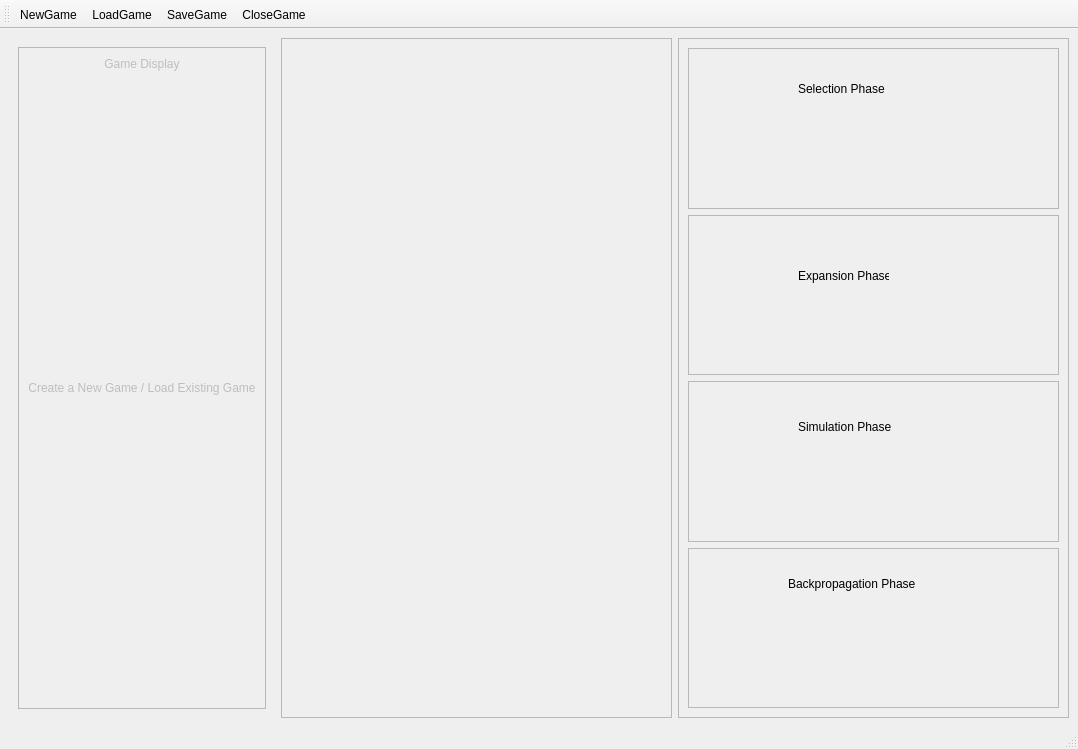
Old version of the form UI/Layouts/MainWindow/MainWindow.ui in the repository SasankPeetha8/AI_Visualizer.
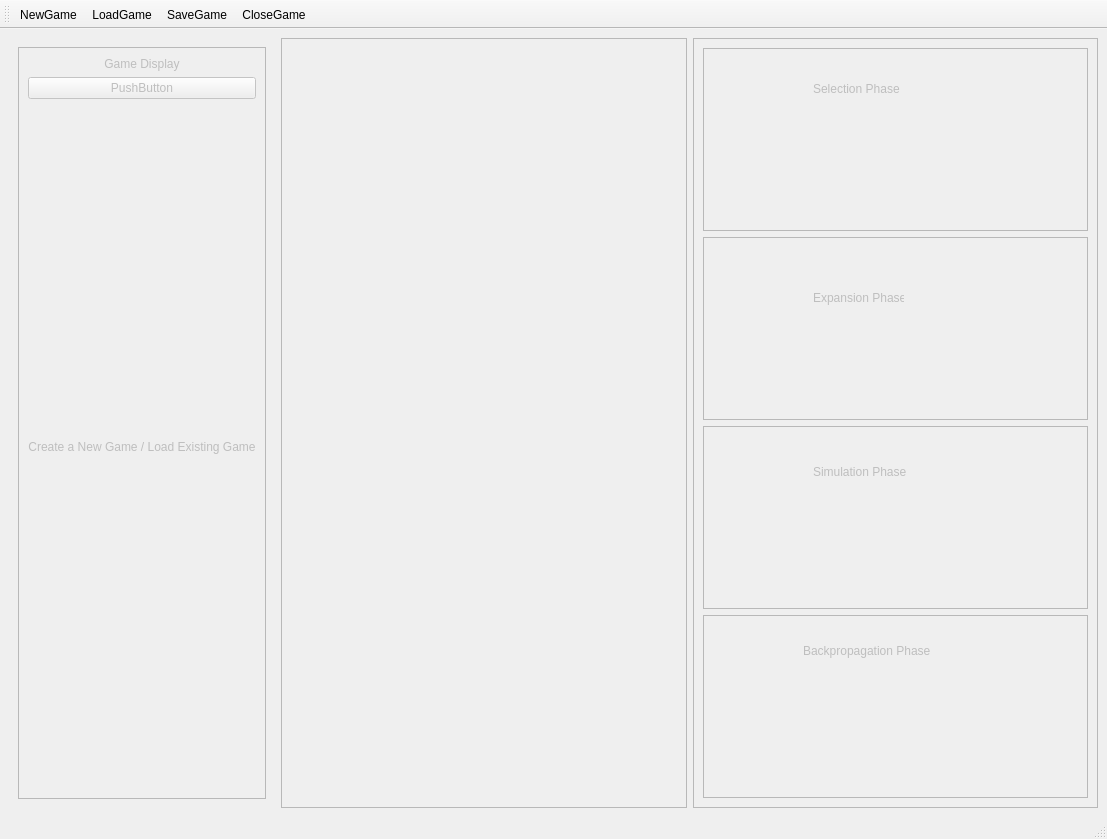
New version of the form. Icons and pictures are not drawn.

```diff
--- a/UI/Layouts/MainWindow/MainWindow.ui
+++ b/UI/Layouts/MainWindow/MainWindow.ui
@@ -6,8 +6,8 @@
    <rect>
     <x>0</x>
     <y>0</y>
-    <width>1078</width>
-    <height>749</height>
+    <width>1107</width>
+    <height>839</height>
    </rect>
   </property>
   <property name="windowTitle">
@@ -15,7 +15,7 @@
   </property>
   <widget class="QWidget" name="centralwidget">
    <property name="enabled">
-    <bool>true</bool>
+    <bool>false</bool>
    </property>
    <layout class="QHBoxLayout" name="horizontalLayout">
     <item>
@@ -64,6 +64,13 @@
             </property>
            </widget>
           </item>
+          <item>
+           <widget class="QPushButton" name="pushButton">
+            <property name="text">
+             <string>PushButton</string>
+            </property>
+           </widget>
+          </item>
           <item>
            <widget class="QLabel" name="GameInfoLabel">
             <property name="sizePolicy">
@@ -104,6 +111,9 @@
     </item>
     <item>
      <widget class="QFrame" name="MCTS_Frame">
+      <property name="enabled">
+       <bool>false</bool>
+      </property>
       <property name="sizePolicy">
        <sizepolicy hsizetype="MinimumExpanding" vsizetype="Preferred">
         <horstretch>0</horstretch>
```
Left out of the diff: 2 changed lines with no effect on the pictures.
